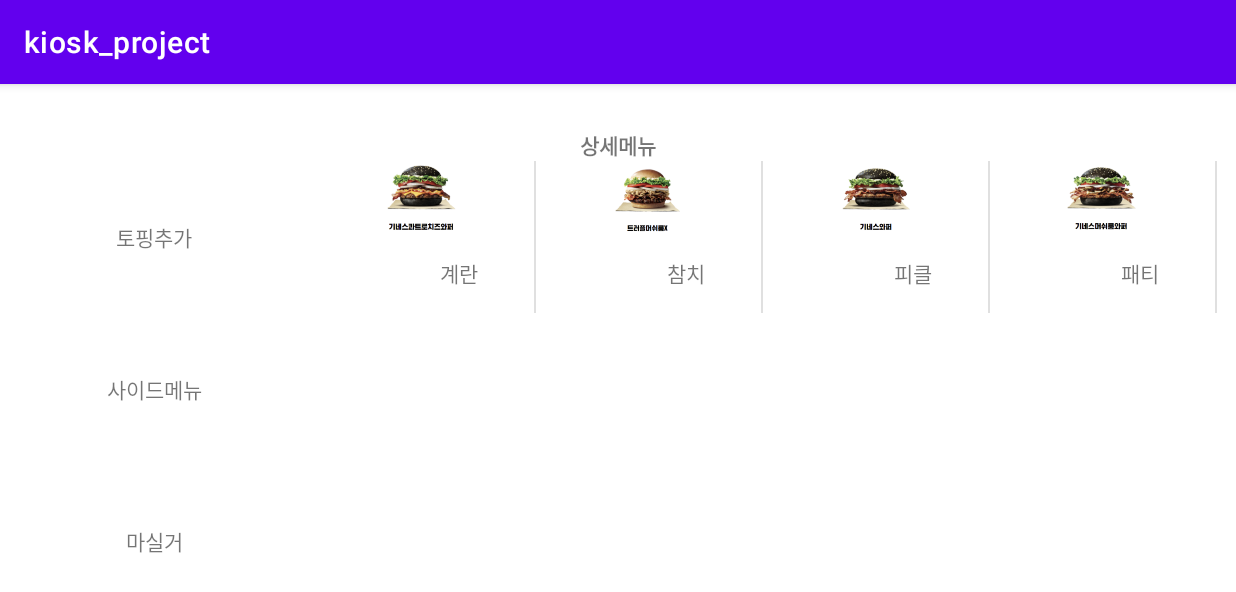
After one commit to kiosk-project-team7/mobile_app_project, an Android app: the detailmenu screen opened directly, with no data from a screen before it, on a phone screen of 824 x 412 dp (held sideways). The commit adds this screen. Shown: the top 592 px of the screen. Run offline under Robolectric (Android 15) with nearby library versions, the phone set to English and light mode, and no system bars.

Commit message:
radio 버튼 누르고 화면 전환 + 상세메뉴 창

```diff
--- a/app/src/main/java/com/example/kiosk_project/MainActivity.kt
+++ b/app/src/main/java/com/example/kiosk_project/MainActivity.kt
@@ -17,7 +17,6 @@ import com.example.kiosk_project.databinding.MenuSelectBinding
 import com.google.android.material.tabs.TabLayout
 
 
-val foodlist = arrayListOf<hambuger>()
 class MainActivity : AppCompatActivity() {
     lateinit var transaction : FragmentTransaction
     var present : Fragment? = null
--- /dev/null
+++ b/app/src/main/java/com/example/kiosk_project/detailAdapter.kt
@@ -0,0 +1,35 @@
+package com.example.kiosk_project
+
+import android.media.Image
+import androidx.appcompat.app.AppCompatActivity
+import android.os.Bundle
+import android.text.Layout
+import android.view.LayoutInflater
+import android.view.View
+import android.view.ViewGroup
+import android.widget.ImageView
+import android.widget.TextView
+import androidx.recyclerview.widget.RecyclerView
+import com.example.kiosk_project.databinding.DetailmenuBinding
+import com.example.kiosk_project.databinding.TopingDetailBinding
+
+class myViewHolder(val layout : View) :RecyclerView.ViewHolder(layout){
+    val imageView: ImageView = layout.findViewById(R.id.top_image)
+    val textView: TextView=  layout.findViewById(R.id.top_name)
+}
+class detailAdapter(val dataSet : ArrayList<ItemView>): RecyclerView.Adapter<RecyclerView.ViewHolder>(){
+    override fun onCreateViewHolder(parent: ViewGroup, viewType: Int): RecyclerView.ViewHolder {
+        val viewInflater = LayoutInflater.from(parent.context)
+        val viewItemDesignLayout = viewInflater.inflate(R.layout.toping_detail,parent,false)
+        return myViewHolder(viewItemDesignLayout)
+    }
+    override fun onBindViewHolder(holder: RecyclerView.ViewHolder, position: Int) {
+        val oneViewItem=dataSet[position]
+        val viewHolder =holder as myViewHolder
+        viewHolder.imageView.setImageResource(oneViewItem.image)
+        viewHolder.textView.text=oneViewItem.text
+    }
+    override fun getItemCount(): Int {
+        return dataSet.size
+    }
+}
--- /dev/null
+++ b/app/src/main/java/com/example/kiosk_project/detailmenu.kt
@@ -0,0 +1,46 @@
+package com.example.kiosk_project
+
+import androidx.appcompat.app.AppCompatActivity
+import android.os.Bundle
+import android.util.Log
+import android.widget.GridLayout
+import android.widget.HorizontalScrollView
+import androidx.appcompat.view.menu.MenuView
+import androidx.recyclerview.widget.DividerItemDecoration
+import androidx.recyclerview.widget.GridLayoutManager
+import androidx.recyclerview.widget.LinearLayoutManager
+import androidx.recyclerview.widget.RecyclerView
+import com.example.kiosk_project.databinding.DetailmenuBinding
+
+data class ItemView(val image : Int,val text : String){}
+class detailmenu : AppCompatActivity() {
+    override fun onCreate(savedInstanceState: Bundle?) {
+        super.onCreate(savedInstanceState)
+        setContentView(R.layout.detailmenu)
+        //val binding = DetailmenuBinding.inflate(layoutInflater)
+        //binding.topingRecycle.layoutManager = LinearLayoutManager(this)
+        val recyclerView: RecyclerView = findViewById(R.id.recyclerview)
+
+        val layoutManage = LinearLayoutManager(this)
+        layoutManage.orientation=LinearLayoutManager.HORIZONTAL
+        recyclerView.layoutManager=layoutManage
+
+        /*
+        val layoutManager=GridLayoutManager(this,5,GridLayoutManager.VERTICAL,false)
+        recyclerView.layoutManager=layoutManager
+
+         */
+        val data = ArrayList<ItemView>()
+
+
+        data.add(ItemView(R.drawable.simple_one,"계란"))
+        data.add(ItemView(R.drawable.simple_eight,"참치"))
+        data.add(ItemView(R.drawable.simple_two,"피클"))
+        data.add(ItemView(R.drawable.simple_three,"패티"))
+        data.add(ItemView(R.drawable.simple_four,"베이컨"))
+        Log.d("jaehan","data size :${data.size}")
+        val adapter = detailAdapter(data)
+        recyclerView.adapter=adapter
+        recyclerView.addItemDecoration(DividerItemDecoration(this,LinearLayoutManager.HORIZONTAL))
+    }
+}
--- a/app/src/main/java/com/example/kiosk_project/start.kt
+++ b/app/src/main/java/com/example/kiosk_project/start.kt
@@ -5,19 +5,22 @@ import androidx.appcompat.app.AppCompatActivity
 import android.os.Bundle
 import android.widget.Button
 
+//시작화면
 class start : AppCompatActivity() {
     override fun onCreate(savedInstanceState: Bundle?) {
         super.onCreate(savedInstanceState)
         setContentView(R.layout.start)
 
         val gotomenu = findViewById<Button>(R.id.eat)
+        //매장
         gotomenu.setOnClickListener{
             val intent = Intent(this, MainActivity::class.java)
             startActivity(intent)
         }
+        //포장
         val gotopay = findViewById<Button>(R.id.pack)
         gotopay.setOnClickListener{
-            val intent1 = Intent(this,pay::class.java)
+            val intent1 = Intent(this,MainActivity::class.java)
             startActivity(intent1)
         }
     }
--- /dev/null
+++ b/app/src/main/res/layout/detailmenu.xml
@@ -0,0 +1,77 @@
+<?xml version="1.0" encoding="utf-8"?>
+<LinearLayout
+    xmlns:android="http://schemas.android.com/apk/res/android"
+    xmlns:app="http://schemas.android.com/apk/res-auto"
+    xmlns:tools="http://schemas.android.com/tools"
+    android:layout_width="match_parent"
+    android:layout_height="match_parent"
+    tools:context=".detailmenu"
+    android:orientation="vertical"
+    android:layout_marginTop="30dp"
+    >
+    <TextView
+        android:layout_width="match_parent"
+        android:layout_height="wrap_content"
+        android:text="상세메뉴"
+        android:gravity="center"
+        android:textStyle="bold"
+        />
+
+    <LinearLayout
+        android:id="@+id/detail_linear"
+        android:layout_width="match_parent"
+        android:layout_height="0dp"
+        android:layout_weight="1"
+        android:orientation="horizontal"
+        >
+        <TextView
+            android:text="토핑추가"
+            android:layout_width="0dp"
+            android:layout_height="match_parent"
+            android:gravity="center"
+            android:layout_weight="1"
+            />
+        <androidx.recyclerview.widget.RecyclerView
+            android:id="@+id/recyclerview"
+            android:layout_width="0dp"
+            android:layout_height="match_parent"
+            android:layout_weight="3"/>
+    </LinearLayout>
+    <LinearLayout
+        android:layout_width="match_parent"
+        android:layout_height="0dp"
+        android:layout_weight="1"
+        android:orientation="horizontal">
+        <TextView
+            android:layout_width="0dp"
+            android:layout_height="match_parent"
+            android:text="사이드메뉴"
+            android:gravity="center"
+            android:layout_weight="1"
+            />
+        <androidx.recyclerview.widget.RecyclerView
+            android:id="@+id/side_recycle"
+            android:layout_width="0dp"
+            android:layout_height="match_parent"
+            android:layout_weight="3"/>
+    </LinearLayout>
+    <LinearLayout
+        android:layout_width="match_parent"
+        android:layout_height="0dp"
+        android:layout_weight="1"
+        android:orientation="horizontal">
+        <TextView
+            android:layout_width="0dp"
+            android:layout_height="match_parent"
+            android:layout_weight="1"
+            android:text="마실거"
+            android:gravity="center"
+            />
+        <androidx.recyclerview.widget.RecyclerView
+            android:id="@+id/drink_recycle"
+            android:layout_width="0dp"
+            android:layout_height="match_parent"
+            android:layout_weight="3"/>
+    </LinearLayout>
+
+</LinearLayout>
--- a/app/src/main/res/layout/dialog.xml
+++ b/app/src/main/res/layout/dialog.xml
@@ -5,7 +5,7 @@
     android:orientation="vertical">
 
 
-    <TextView
+    <ImageView
         android:layout_width="match_parent"
         android:layout_height="0dp"
         android:text="다이얼로그"
@@ -13,6 +13,7 @@
         android:gravity="center"
         android:layout_weight="1"/>
     <RadioGroup
+        android:id="@+id/radiogroup"
         android:layout_width="match_parent"
         android:layout_height="0dp"
         android:orientation="horizontal"
@@ -31,7 +32,6 @@
             android:layout_weight="1"
             android:text="사용자설정"
             />
-
     </RadioGroup>
 
 </LinearLayout>
--- /dev/null
+++ b/app/src/main/res/layout/toping_detail.xml
@@ -0,0 +1,27 @@
+<?xml version="1.0" encoding="utf-8"?>
+<androidx.constraintlayout.widget.ConstraintLayout xmlns:android="http://schemas.android.com/apk/res/android"
+    xmlns:app="http://schemas.android.com/apk/res-auto"
+    android:id="@+id/top_root"
+    android:layout_width="wrap_content"
+    android:layout_height="wrap_content"
+    >
+    <ImageView
+        android:id="@+id/top_image"
+        android:layout_width="50dp"
+        android:layout_height="50dp"
+        app:layout_constraintTop_toTopOf="parent"
+        app:layout_constraintStart_toStartOf="parent"
+        app:layout_constraintEnd_toEndOf="parent"
+
+        />
+    <TextView
+        android:id="@+id/top_name"
+        android:layout_width="100dp"
+        android:layout_height="50dp"
+        android:text="토핑"
+        android:gravity="center"
+        app:layout_constraintTop_toBottomOf="@id/top_image"
+        app:layout_constraintStart_toStartOf="@id/top_image"
+        />
+
+</androidx.constraintlayout.widget.ConstraintLayout>
```
Also changed, not shown: app/src/main/AndroidManifest.xml (+8 -2 lines), app/src/main/java/com/example/kiosk_project/simple.kt (+39 -2 lines), app/src/main/res/drawable/ic_hambuger_background.xml (added, +74 -0 lines), app/src/main/res/layout/menu_select.xml (+4 -7 lines), app/src/main/ic_hambuger-playstore.png (added), app/src/main/res/drawable/hambuger.jpg (added).
